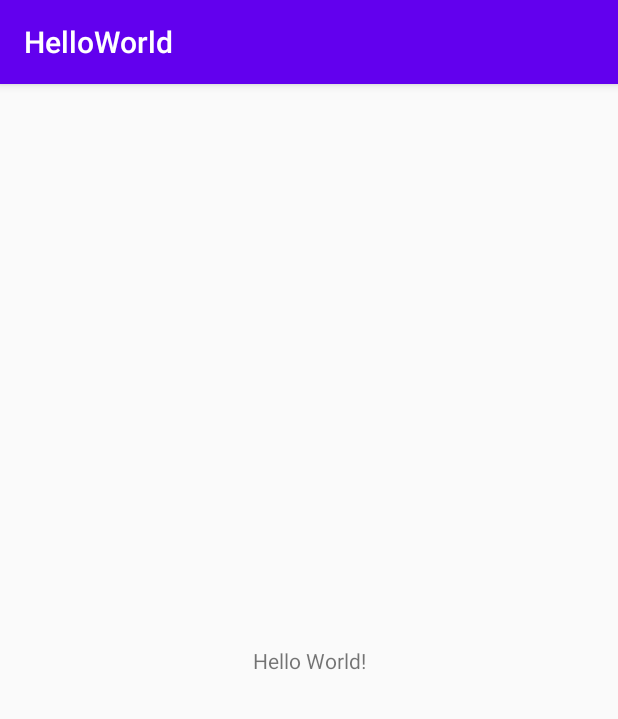
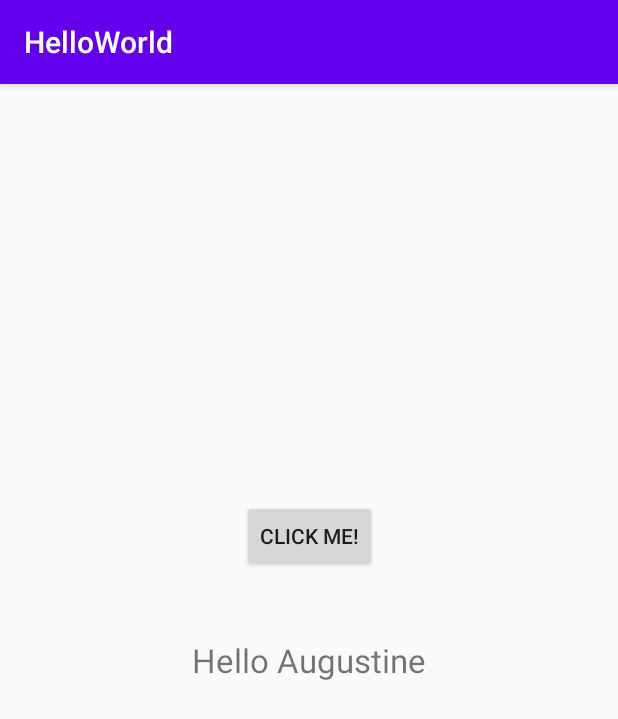
Before and after one commit to augustine0890/android-app, an Android app: the screen it shows after launch (MainActivity), on a phone screen of 412 x 824 dp. Shown: the top 719 px of the screen. Run offline under Robolectric (Android 15) with nearby library versions, the phone set to English and light mode, and no system bars.

Commit message:
People Counter App

```diff
--- a/android10_kotlin_dev/android_studio/app/src/main/java/com/example/helloworld/MainActivity.kt
+++ b/android10_kotlin_dev/android_studio/app/src/main/java/com/example/helloworld/MainActivity.kt
@@ -2,10 +2,25 @@ package com.example.helloworld
 
 import androidx.appcompat.app.AppCompatActivity
 import android.os.Bundle
+import android.widget.Button
+import android.widget.TextView
+import android.widget.Toast
 
 class MainActivity : AppCompatActivity() {
     override fun onCreate(savedInstanceState: Bundle?) {
         super.onCreate(savedInstanceState)
         setContentView(R.layout.activity_main)
+
+        // get reference to button
+        val btn_click_me = findViewById(R.id.button) as Button
+        var myTextView = findViewById(R.id.textView) as TextView
+        var timesClicked = 0
+        // set on-click listener
+        btn_click_me.setOnClickListener {
+            timesClicked = timesClicked + 1
+            myTextView.text = timesClicked.toString()
+            Toast.makeText(this@MainActivity,"Hi! Augustine.", Toast.LENGTH_SHORT).show()
+
+        }
     }
 }
--- a/android10_kotlin_dev/android_studio/app/src/main/res/layout/activity_main.xml
+++ b/android10_kotlin_dev/android_studio/app/src/main/res/layout/activity_main.xml
@@ -7,12 +7,30 @@
     tools:context=".MainActivity">
 
     <TextView
+        android:id="@+id/textView"
         android:layout_width="wrap_content"
         android:layout_height="wrap_content"
-        android:text="Hello World!"
+        android:text="Hello Augustine"
+        android:textSize="22sp"
         app:layout_constraintBottom_toBottomOf="parent"
         app:layout_constraintLeft_toLeftOf="parent"
         app:layout_constraintRight_toRightOf="parent"
         app:layout_constraintTop_toTopOf="parent" />
 
+    <Button
+        android:id="@+id/button"
+        android:layout_width="wrap_content"
+        android:layout_height="wrap_content"
+        android:layout_marginStart="162dp"
+        android:layout_marginLeft="162dp"
+        android:layout_marginTop="266dp"
+        android:layout_marginEnd="162dp"
+        android:layout_marginRight="162dp"
+        android:layout_marginBottom="33dp"
+        android:text="Click Me!"
+        app:layout_constraintBottom_toTopOf="@+id/textView"
+        app:layout_constraintEnd_toEndOf="parent"
+        app:layout_constraintStart_toStartOf="parent"
+        app:layout_constraintTop_toTopOf="parent" />
+
 </androidx.constraintlayout.widget.ConstraintLayout>
```
Also changed, not shown: 1 other file.
